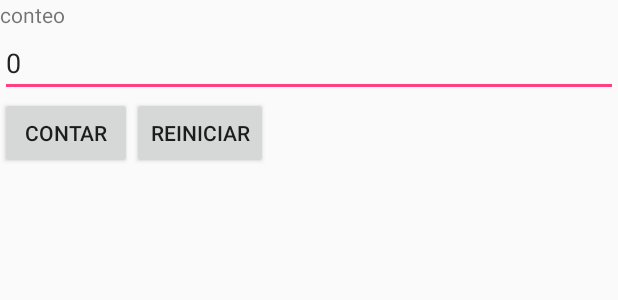
After one commit to jorge-quijano/contadorfragmento, an Android app: the layout fragment_contador.xml on its own in the app's theme, with its tools: preview values and no code run, on a phone screen of 412 x 824 dp. The commit adds this screen. Shown: the top 300 px of the screen. Run offline under Robolectric (Android 15) with nearby library versions, the phone set to English and light mode, and no system bars.

Commit message:
contadorfragmento: el fragmento de interfaz de usurio

```diff
--- /dev/null
+++ b/app/src/main/res/layout/fragment_contador.xml
@@ -0,0 +1,37 @@
+<?xml version="1.0" encoding="utf-8"?>
+<android.support.constraint.ConstraintLayout
+    xmlns:android="http://schemas.android.com/apk/res/android" android:layout_width="match_parent"
+    android:layout_height="match_parent">
+    <LinearLayout
+        android:layout_width="match_parent"
+        android:layout_height="match_parent"
+        android:orientation="vertical">
+
+        <TextView
+            android:layout_width="wrap_content"
+            android:layout_height="wrap_content"
+            android:text="@string/etiqueta_conteo" />
+
+        <EditText
+            android:layout_width="match_parent"
+            android:layout_height="wrap_content"
+            android:text="0"
+            android:id="@+id/etiqueta_conteo"/>
+
+        <LinearLayout
+            android:layout_width="match_parent"
+            android:layout_height="wrap_content">
+
+            <Button
+                android:layout_width="wrap_content"
+                android:layout_height="wrap_content"
+                android:text="@string/texto_boton_contar"
+                android:id="@+id/boton_contar"/>
+            <Button
+                android:layout_width="wrap_content"
+                android:layout_height="wrap_content"
+                android:text="@string/texto_boton_reiniciar"
+                android:id="@+id/boton_reiniciar"/>
+        </LinearLayout>
+    </LinearLayout>
+</android.support.constraint.ConstraintLayout>
```
Also changed, not shown: app/src/main/java/com/jorgequijano/android/contadorafragmentos/ContadorFragment.java (added, +8 -0 lines), app/src/main/java/com/jorgequijano/android/contadorafragmentos/MainActivity.java (+12 -0 lines), app/src/main/res/layout/activity_main.xml (+4 -34 lines).
